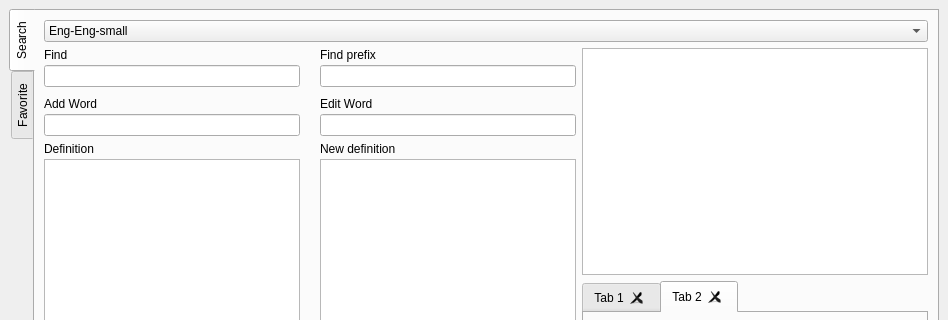
Old version of the form mainwindow.ui in the repository sangpham2710/CS163-Project; both pictures show x 0 to 948 and y 0 to 320 of the 948 by 664 pixel window.
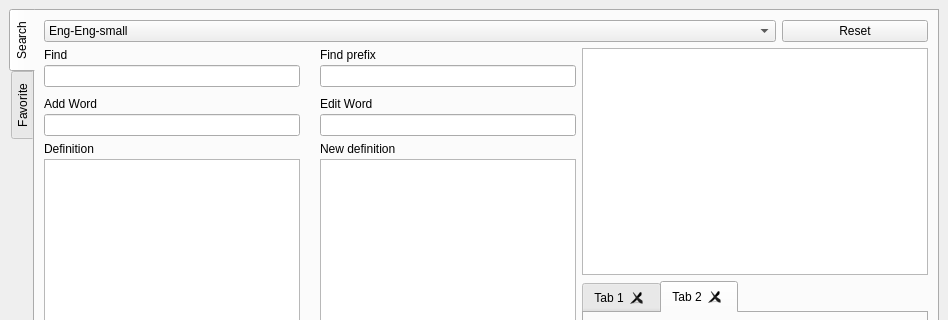
New version of the form.

Diff of the .ui file:
```diff
--- a/mainwindow.ui
+++ b/mainwindow.ui
@@ -39,9 +39,11 @@
        <attribute name="title">
         <string>Search</string>
        </attribute>
-       <layout class="QVBoxLayout" name="verticalLayout_12">
+       <layout class="QHBoxLayout" name="horizontalLayout_6">
         <item>
-         <layout class="QVBoxLayout" name="verticalLayout_13">
+         <layout class="QVBoxLayout" name="verticalLayout_9">
+          <item>
+           <layout class="QHBoxLayout" name="horizontalLayout_4" stretch="10,2">
           <item>
            <widget class="QComboBox" name="comboBoxDictionary">
             <item>
@@ -77,6 +79,17 @@
            </widget>
           </item>
           <item>
+             <widget class="QPushButton" name="pushButton">
+              <property name="text">
+               <string>Reset</string>
+              </property>
+             </widget>
+            </item>
+           </layout>
+          </item>
+          <item>
+           <layout class="QVBoxLayout" name="verticalLayout_13">
+            <item>
            <layout class="QHBoxLayout" name="horizontalLayout">
             <item>
              <layout class="QVBoxLayout" name="verticalLayout_10">
@@ -268,6 +281,8 @@
                  </attribute>
                 </widget>
                </widget>
+                </item>
+               </layout>
               </item>
              </layout>
             </item>
```
Lines whose indentation alone changed are shown as unchanged.
